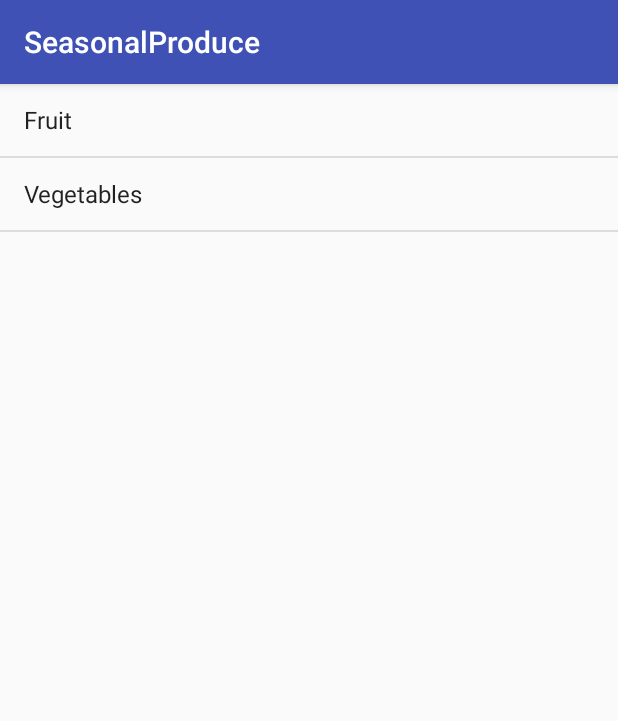
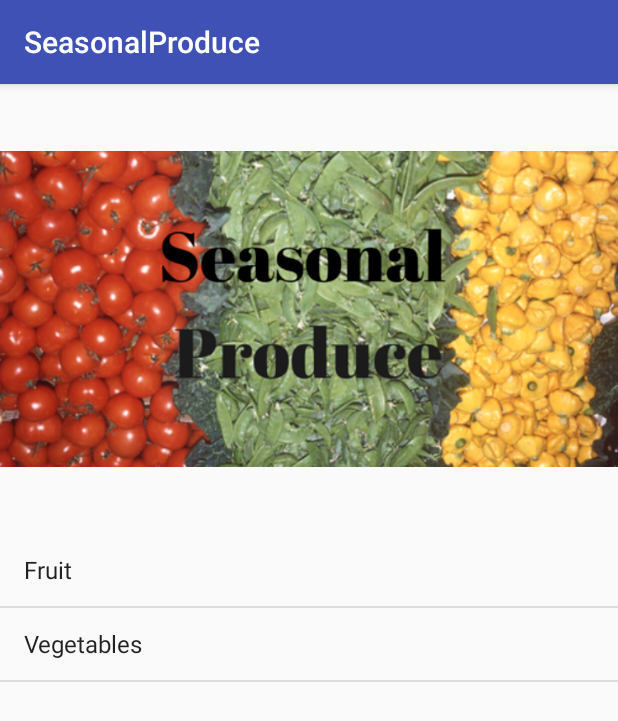
Before and after one commit to Antonlazarev0/SeasonalProduce, an Android app: the screen it shows after launch (MainActivity), on a phone screen of 412 x 824 dp. Shown: the top 721 px of the screen. Run offline under Robolectric (Android 15) with nearby library versions, the phone set to English and light mode, and no system bars.

Commit message:
added a logo

```diff
--- a/app/src/main/res/layout/activity_main.xml
+++ b/app/src/main/res/layout/activity_main.xml
@@ -7,6 +7,11 @@
     android:orientation="vertical"
     tools:context="com.azza.seasonalproduce.MainActivity">
 
+    <ImageView
+        android:layout_width="match_parent"
+        android:layout_height="300dp"
+        android:src="@drawable/logo"
+        android:contentDescription="@string/seasonal_logo"/>
     <ListView
         android:layout_width="match_parent"
         android:layout_height="match_parent"
--- a/app/src/main/res/values/strings.xml
+++ b/app/src/main/res/values/strings.xml
@@ -7,4 +7,5 @@
 
     </string-array>
     <string name="title_activity_produce_category">ProduceCategoryActivity</string>
+    <string name="seasonal_logo">Seasonal Produce Logo</string>
 </resources>
```
Also changed, not shown: app/src/main/res/drawable/logo.png (added).
